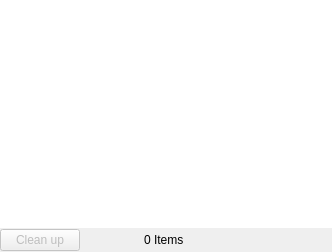
First picture: the form in src/downloads.ui, repository EndorphinBrowser/browser, before the edit.
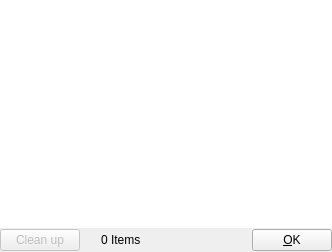
Second picture: the form after the edit. Custom widgets are drawn as their Qt base class.

Commit message: Downloads: Added close button

Patch:
```diff
--- a/src/downloads.ui
+++ b/src/downloads.ui
@@ -19,7 +19,7 @@
    <property name="spacing" >
     <number>0</number>
    </property>
-   <item row="0" column="0" colspan="3" >
+   <item row="0" column="0" colspan="5" >
     <widget class="EditTableView" name="downloadsView" >
      <property name="frameShape" >
       <enum>QFrame::NoFrame</enum>
@@ -60,6 +60,13 @@
      </property>
     </widget>
    </item>
+   <item row="1" column="3" >
+    <widget class="QPushButton" name="closeButton" >
+     <property name="text" >
+      <string>&amp;OK</string>
+     </property>
+    </widget>
+   </item>
    <item row="1" column="2" >
     <spacer name="horizontalSpacer" >
      <property name="orientation" >
```
The commit also changes 1 other file.
